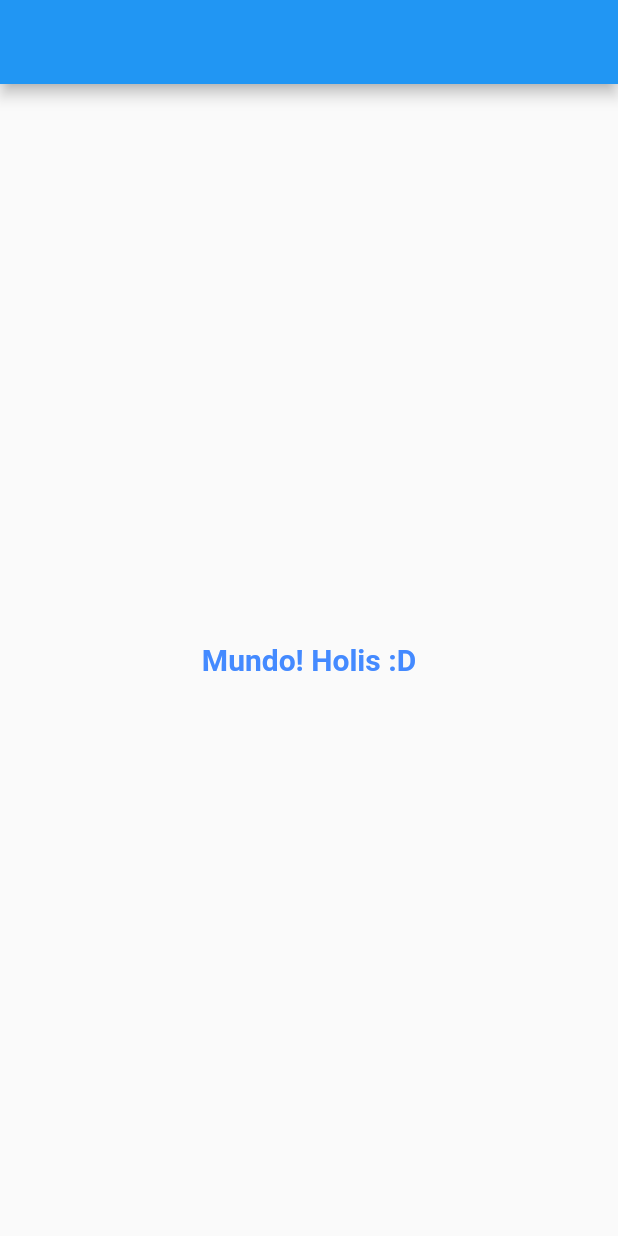
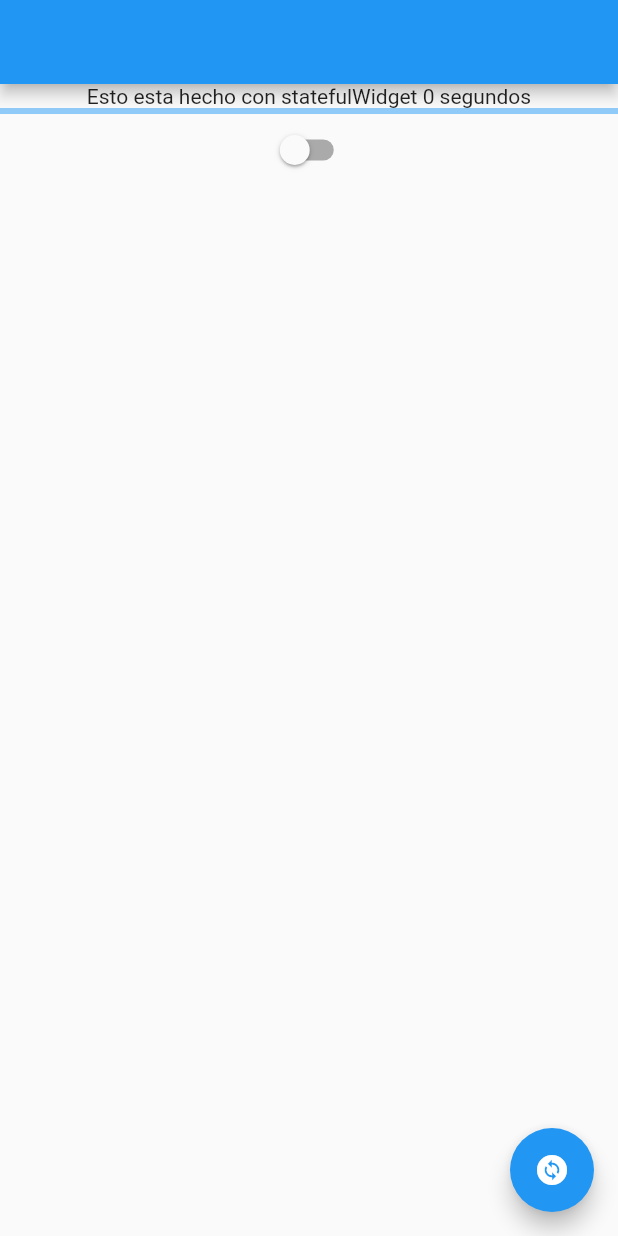
Before and after one commit to KevindelCid/ejercicio1flutter, a Flutter app: the first screen one second after launch, on a phone screen of 412 x 824 dp. Run offline on Flutter 3.47's test engine with Material 2 defaults, Android fonts, the phone set to English and light mode, and no system bars.

Commit message:
ejercicio uso del statefulWidget barra de progreso, switch setState() async  app dinamicas

```diff
--- a/lib/main.dart
+++ b/lib/main.dart
@@ -1,47 +1,85 @@
+import 'dart:async';
+
 import 'package:flutter/material.dart';
 
-void main() {
-  runApp(const MyApp());
-}
+void main() => runApp(MyApp());
 
 class MyApp extends StatelessWidget {
-  const MyApp({Key? key}) : super(key: key);
-
-  // This widget is the root of your application.
   @override
   Widget build(BuildContext context) {
-    return MaterialApp(
-      title: 'Flutter Demo',
-      theme: ThemeData(
-        primarySwatch: Colors.blue,
-      ),
-      home: const MyHomePage(),
-    );
+    return MaterialApp(title: 'Material App', home: MyHomePage());
   }
 }
 
-class MyHomePage extends StatelessWidget {
-  const MyHomePage({Key? key}) : super(key: key);
+class MyHomePage extends StatefulWidget {
+  MyHomePage({Key? key}) : super(key: key);
 
+  @override
+  State<MyHomePage> createState() => _MyHomePageState();
+}
+
+class _MyHomePageState extends State<MyHomePage> {
+  String texto = "Esto esta hecho con statefulWidget";
+  int cont = 0;
+  double progressIndicator = 0.0;
+  bool switchVal = false;
   @override
   Widget build(BuildContext context) {
     return Scaffold(
-      appBar: AppBar(), //apBar me muestra lo que en web se conoce como navbar
-      body: const Center(
-        child:  Text(
-        'Mundo! Holis :D', // muestro texto parametro obligatorio de Text
-        style: TextStyle(
-          // estilos para el texto es opcional
-          fontSize: 20,
-          fontWeight: FontWeight.bold,
-          color: Colors.blueAccent,
+      appBar: AppBar(),
+      body: Center(
+        child: Column(
+          children: <Widget>[
+            Text("$texto $cont segundos"),
+            LinearProgressIndicator(
+              value: progressIndicator,
+            ),
+            Switch(
+              value: switchVal,
+              onChanged: (value) {
+                setState(() {
+                  switchVal = value;
+                });
+              },
+            ),
+          ],
         ),
-
-      ), // puedo mostrar texto ...
-
-
-      )
-
+      ),
+      floatingActionButton: FloatingActionButton(
+        onPressed: changeText,
+        child: const Icon(Icons.change_circle),
+      ),
     );
   }
+
+  void contador() {
+    setState(() {
+      cont += 1;
+      progressIndicator += 0.01;
+    });
+  }
+
+  void changeText() {
+    setState(() {
+      if (texto == "Mandy muse tiene el mejor culo del porno") {
+        texto = "Jewelz blu tiene unas tetas hermosas";
+      } else {
+        texto = "Mandy muse tiene el mejor culo del porno";
+      }
+    });
+  }
+
+  @override
+  void initState() {
+    super.initState();
+    Timer.periodic(const Duration(milliseconds: 1000), (value) {
+      contador();
+      changeText();
+    });
+  }
+
+  @override
+  void dispose() {
+    super.dispose();
+  }
 }
```
